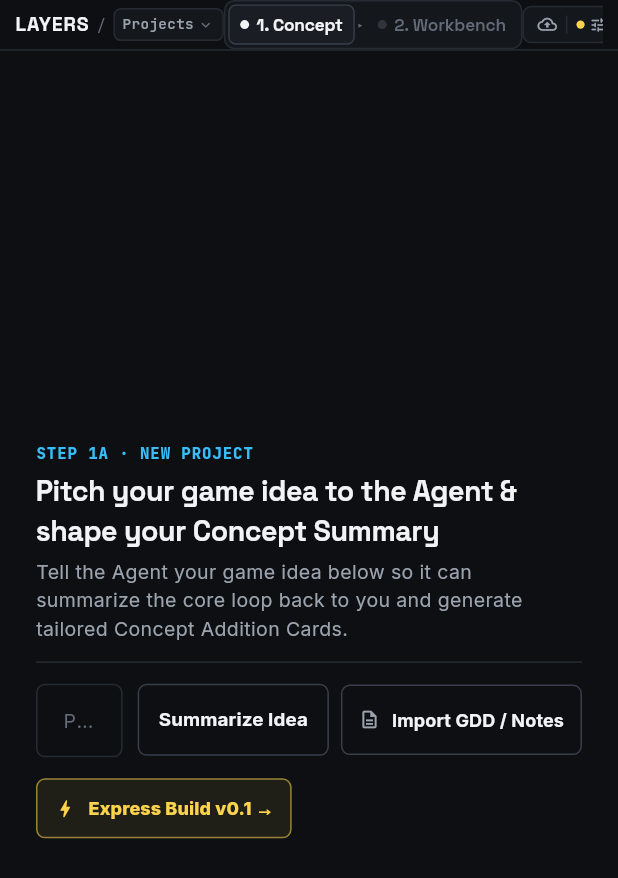
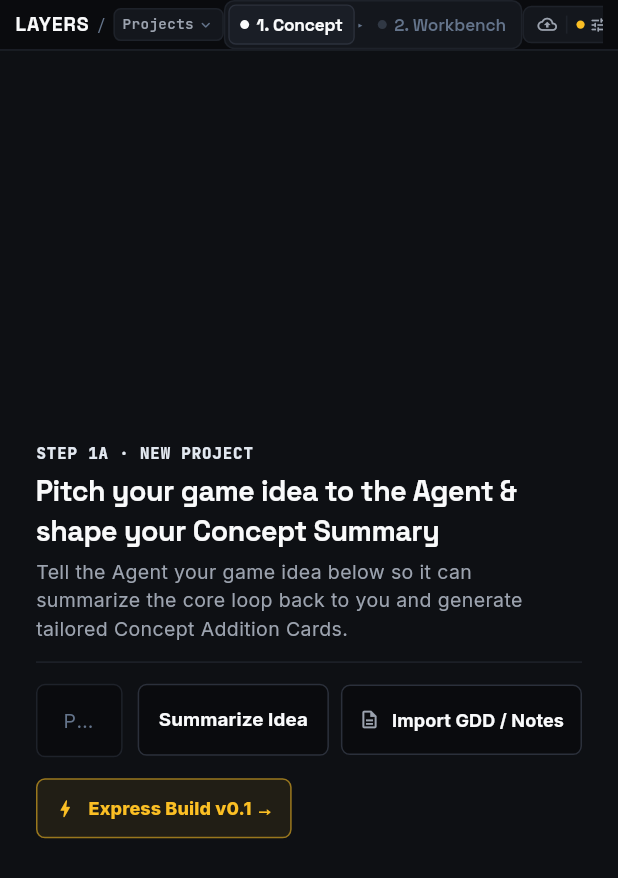
Before and after one commit to HenryCGitHub/LAYERS-Agentic, a Flutter app: the screen it shows after launch, on a phone screen of 412 x 824 dp. Shown: the top 878 px of the screen. Run offline on Flutter 3.47's test engine with Material 3 defaults, Android fonts, the phone set to English and light mode, and no system bars; our stand-ins replace cloud_firestore, firebase_auth, firebase_core, google_fonts, shared_preferences; missing offline and left inert: dart:js_interop; accounts and stored records are empty.

Commit message:
Apply Option C Borderless IDE Canvas + Monochrome Precision theme

```diff
--- a/lib/constants/tiers.dart
+++ b/lib/constants/tiers.dart
@@ -61,13 +61,13 @@
 
   Color colorFor(bool isDark) => switch (this) {
         TierType.project =>
-          isDark ? const Color(0xFFC084FC) : const Color(0xFF7E22CE), // Purple
+          isDark ? const Color(0xFFF9FAFB) : const Color(0xFF0F172A),
         TierType.release =>
-          isDark ? const Color(0xFF38BDF8) : const Color(0xFF0284C7), // Sky Blue
+          isDark ? const Color(0xFFE2E8F0) : const Color(0xFF1E293B),
         TierType.epic =>
-          isDark ? const Color(0xFF22D3EE) : const Color(0xFF0891B2), // Cyan
+          isDark ? const Color(0xFFCBD5E1) : const Color(0xFF334155),
         TierType.feature =>
-          isDark ? const Color(0xFFFB923C) : const Color(0xFFEA580C), // Coral / Orange
+          isDark ? const Color(0xFF94A3B8) : const Color(0xFF475569),
       };
 
   Color get color => colorFor(true);
--- a/lib/screens/pitch_full_review_part.dart
+++ b/lib/screens/pitch_full_review_part.dart
@@ -434,7 +434,6 @@
         ),
         shape: RoundedRectangleBorder(
           borderRadius: BorderRadius.circular(6),
-          side: BorderSide(color: accentAmber.withValues(alpha: 0.55)),
         ),
       ),
       child: Text(
--- a/lib/screens/workbench_engine_areas_card.dart
+++ b/lib/screens/workbench_engine_areas_card.dart
@@ -452,8 +452,8 @@
 
     return Container(
       decoration: BoxDecoration(
-        color: bgBase,
-        borderRadius: BorderRadius.circular(10),
+        color: bgRecessed,
+        borderRadius: BorderRadius.circular(8),
         border: Border.all(color: borderSubtle),
       ),
       clipBehavior: Clip.antiAlias,
@@ -467,7 +467,7 @@
               vertical: 8,
             ),
             decoration: BoxDecoration(
-              color: bgSurfaceHover,
+              color: bgSurface,
               border: Border(
                 bottom: BorderSide(color: borderSubtle),
               ),
--- a/lib/theme/app_theme.dart
+++ b/lib/theme/app_theme.dart
@@ -2,29 +2,29 @@
 import 'package:google_fonts/google_fonts.dart';
 
 class AppTheme {
-  // ── Dark Palette (Obsidian Slate · Crisp White Ink & Emerald Accent) ───────
+  // ── Dark Palette (Monochrome Precision · Borderless IDE Canvas) ───────────
   static const Color bgBase =
-      Color(0xFF0D0F12); // Main app canvas & recessed step card (--bg: #0D0F12)
+      Color(0xFF0E1014); // Main open IDE canvas (--bg: #0E1014)
   static const Color bgPanel =
-      Color(0xFF14171C); // Sidebar / Panel elevated background (--surface: #14171C)
+      Color(0xFF0A0B0E); // Recessed Left Outliner Rail & Top Bar (--panel: #0A0B0E)
   static const Color bgSurface =
-      Color(0xFF14171C); // Cards, inputs, surface fills (--surface: #14171C)
+      Color(0xFF14171D); // Subtle graphite pill & input surface (--surface: #14171D)
   static const Color bgSurfaceHover =
-      Color(0xFF1A1E24); // Hover / secondary surface (--surface-2: #1A1E24)
+      Color(0xFF1A1E26); // Hover / secondary surface (--surface-2: #1A1E26)
   static const Color bgSurfaceActive =
-      Color(0xFF20252D); // Active/selected list item highlight (--surface-3: #20252D)
+      Color(0xFF202530); // Active/selected list item highlight (--surface-3: #202530)
 
   static const Color borderSubtle =
-      Color(0xFF262B33); // Crisp 1px slate boundary (--border: #262B33)
+      Color(0xFF1E222A); // Crisp 1px hairline divider (--border: #1E222A)
   static const Color borderBright =
-      Color(0xFF383F4B); // Strong structural border (--border-strong: #383F4B)
+      Color(0xFF2B303B); // Focused / active pill border (--border-strong: #2B303B)
 
   static const Color textPrimary =
-      Color(0xFFF1F3F5); // Crisp neutral white primary text (--text: #F1F3F5)
+      Color(0xFFF9FAFB); // Crisp white primary text (--text: #F9FAFB)
   static const Color textSecondary =
-      Color(0xFF9BA3AE); // Cool slate secondary text (--text-sec: #9BA3AE)
+      Color(0xFF9CA3AF); // Cool silver secondary text (--text-sec: #9CA3AF)
   static const Color textMuted =
-      Color(0xFF636B78); // Muted slate label / metadata text (--text-muted: #636B78)
+      Color(0xFF64748B); // Muted slate label / metadata text (--text-muted: #64748B)
 
   // ── Light Palette (Crisp Cool Slate Paper · Deep Slate Ink & Accent) ───────
   static const Color bgBaseLight =
@@ -50,9 +50,9 @@
 
   // ── Semantic Surface Scale ────────────────────────────────────────────────
   static const Color bgSurfaceRaised =
-      Color(0xFF1A1E24); // Elevated cards, chiclets, floating toolbars (Dark)
+      Color(0xFF1A1E26); // Elevated cards, chiclets, floating toolbars (Dark)
   static const Color bgSurfaceRecessed =
-      Color(0xFF0D0F12); // Recessed insets, Step Card well (Dark)
+      Color(0xFF0A0B0E); // Recessed Left Outliner Rail & Code Well (Dark)
   static const Color bgSurfaceRaisedLight =
       Color(0xFFFFFFFF); // Elevated cards on light
   static const Color bgSurfaceRecessedLight =
@@ -60,12 +60,12 @@
   static const Color bgSurfaceActiveLight =
       Color(0xFFE2E8F0); // Active/selected list item on light
 
-  static const Color bgInset = Color(0xFF0D0F12); // Recessed insets / inner cards (Dark)
+  static const Color bgInset = Color(0xFF090A0D); // Deep recessed code well (Dark)
   static const Color bgInsetLight = Color(0xFFF1F5F9); // Recessed insets / inner cards (Light)
 
   // ── Reversible Polarity Focal Accent (Crisp White in Dark ↔ Deep Slate in Light) ─
-  static const Color focalAccentDark = Color(0xFFF1F3F5);
-  static const Color focalAccentFgDark = Color(0xFF0D0F12);
+  static const Color focalAccentDark = Color(0xFFF9FAFB);
+  static const Color focalAccentFgDark = Color(0xFF090A0F);
   static const Color focalAccentLight = Color(0xFF0F172A);
   static const Color focalAccentFgLight = Color(0xFFF8FAFC);
 
@@ -108,33 +108,33 @@
   static const double radiusLg = 12.0;  // Modals, workstation containers, toast
   static const double radiusPill = 999.0; // Status badges, pill counters
 
-  // ── Purposeful Semantic Accents (Clean Craft Scale) ───────────────────────
-  static const Color accentAmber = Color(0xFFFCD34D); // Soft Gold (Dark)
-  static const Color accentAmberLight = Color(0xFFA87E35); // Muted Ochre (Light)
+  // ── Purposeful Semantic Accents (Monochrome Precision: Emerald & Amber Only) ─
+  static const Color accentAmber = Color(0xFFFBBF24); // Guard / AI Warning Amber (Dark)
+  static const Color accentAmberLight = Color(0xFFB45309); // Muted Ochre (Light)
   static Color accentAmberFor(bool isDark) => isDark ? accentAmber : accentAmberLight;
 
-  static const Color accentBlue = Color(0xFF60A5FA); // Soft Ice Blue (Dark)
-  static const Color accentBlueLight = Color(0xFF436D99); // Muted Denim (Light)
+  static const Color accentBlue = Color(0xFFE2E8F0); // Monochrome Silver (Dark)
+  static const Color accentBlueLight = Color(0xFF334155); // Deep Slate (Light)
   static Color accentBlueFor(bool isDark) => isDark ? accentBlue : accentBlueLight;
 
-  static const Color accentPurple = Color(0xFFC084FC); // Soft Lilac (Dark)
-  static const Color accentPurpleLight = Color(0xFF84689E); // Muted Heather Plum (Light)
+  static const Color accentPurple = Color(0xFFE2E8F0); // Monochrome Silver (Dark)
+  static const Color accentPurpleLight = Color(0xFF334155); // Deep Slate (Light)
   static Color accentPurpleFor(bool isDark) => isDark ? accentPurple : accentPurpleLight;
 
-  static const Color accentOrange = Color(0xFFFDBA74); // Soft Peach (Dark)
-  static const Color accentOrangeLight = Color(0xFFB86E47); // Terracotta Clay (Light)
+  static const Color accentOrange = Color(0xFFFBBF24); // Unified Amber (Dark)
+  static const Color accentOrangeLight = Color(0xFFB45309); // Muted Ochre (Light)
   static Color accentOrangeFor(bool isDark) => isDark ? accentOrange : accentOrangeLight;
 
   static const Color accentGreen = Color(0xFF10B981); // Crisp Emerald (--emerald: #10B981)
   static const Color accentGreenLight = Color(0xFF059669); // Emerald (Light)
   static Color accentGreenFor(bool isDark) => isDark ? accentGreen : accentGreenLight;
 
-  static const Color accentRed = Color(0xFFF87171); // Soft Coral (Dark)
+  static const Color accentRed = Color(0xFFF87171); // Destructive / Cut Coral (Dark)
   static const Color accentRedLight = Color(0xFFC25450); // Brick Coral (Light)
   static Color accentRedFor(bool isDark) => isDark ? accentRed : accentRedLight;
 
-  static const Color accentCyan = Color(0xFF38BDF8); // Sky Blue (Dark)
-  static const Color accentCyanLight = Color(0xFF3B72A8); // Nordic Slate (Light)
+  static const Color accentCyan = Color(0xFFE2E8F0); // Monochrome Silver / Crisp White Accent (Dark)
+  static const Color accentCyanLight = Color(0xFF1E293B); // Deep Slate (Light)
   static Color accentCyanFor(bool isDark) => isDark ? accentCyan : accentCyanLight;
 
   static const List<String> fontFallbacks = [
```
Also changed, not shown: lib/screens/pitch_spark_and_outliner_part.dart (+10 -9 lines), lib/screens/workbench_checkpoint_workspace_part.dart (+37 -32 lines), lib/screens/workbench_outliner_and_shell_part.dart (+22 -48 lines).
